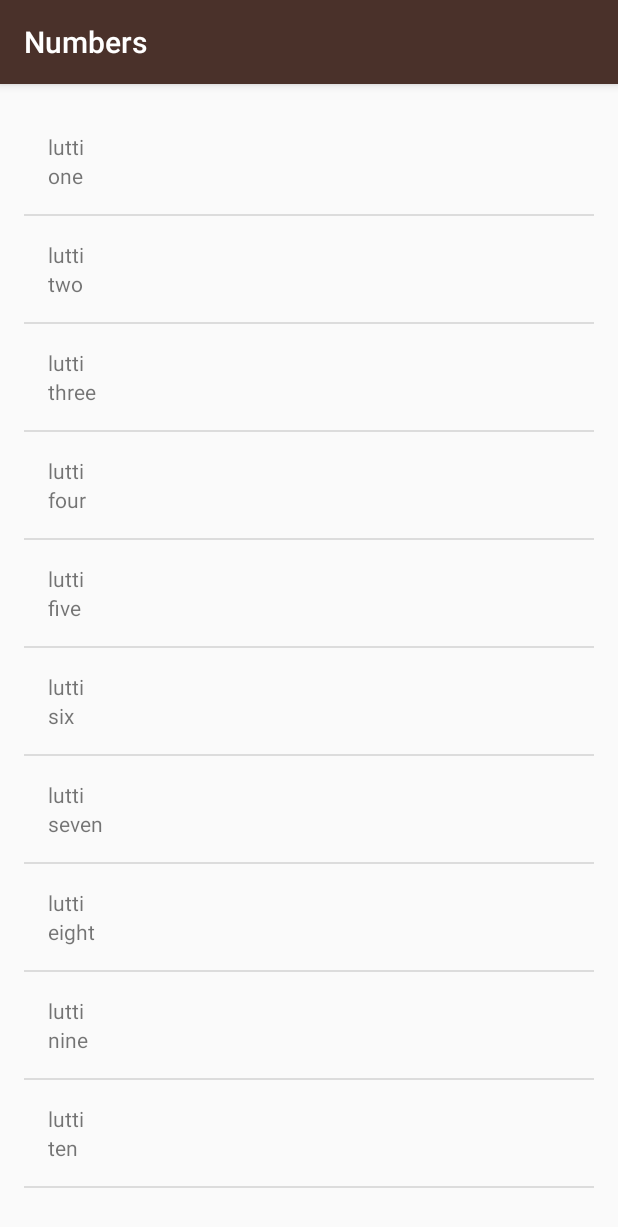
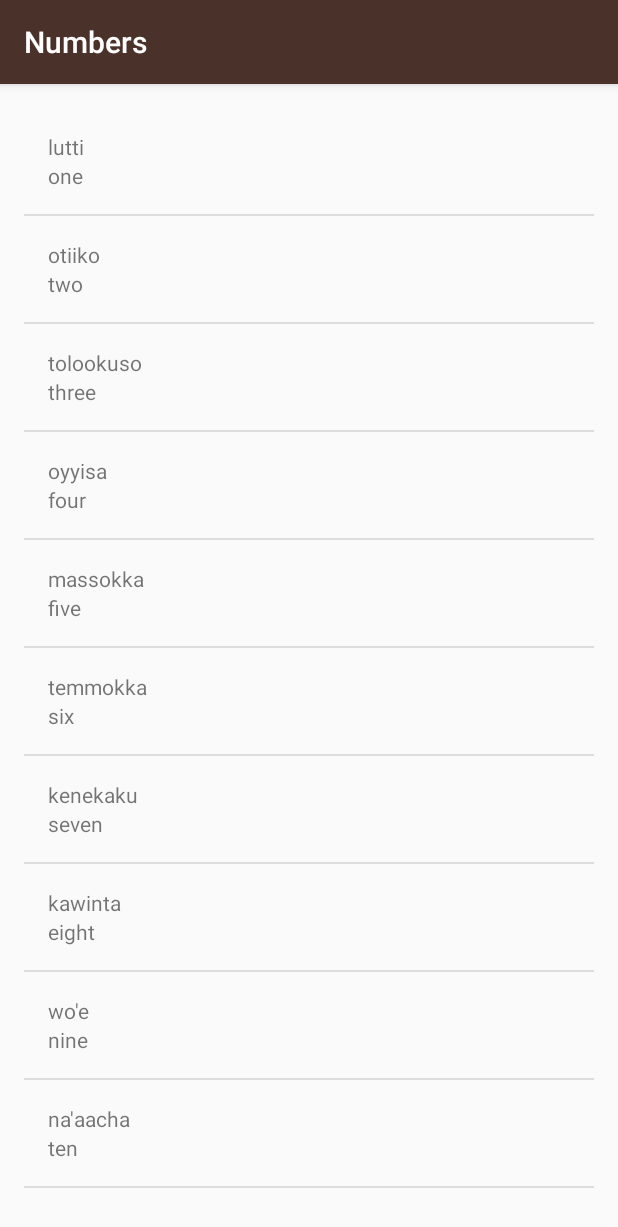
Before and after one commit to khawajafarooq/Miwok, an Android app: the NumbersActivity screen opened directly, with no data from a screen before it, on a phone screen of 412 x 824 dp. Shown: the top 1227 px of the screen. Run offline under Robolectric (Android 15) with nearby library versions, the phone set to English and light mode, and no system bars.

Commit message:
adding miwok translation for numbers

```diff
--- a/app/src/main/java/com/xmen/miwok/NumbersActivity.java
+++ b/app/src/main/java/com/xmen/miwok/NumbersActivity.java
@@ -22,15 +22,15 @@ public class NumbersActivity extends AppCompatActivity {
 
 
         words.add(new Word("one", "lutti"));
-        words.add(new Word("two", "lutti"));
-        words.add(new Word("three", "lutti"));
-        words.add(new Word("four", "lutti"));
-        words.add(new Word("five", "lutti"));
-        words.add(new Word("six", "lutti"));
-        words.add(new Word("seven", "lutti"));
-        words.add(new Word("eight", "lutti"));
-        words.add(new Word("nine", "lutti"));
-        words.add(new Word("ten", "lutti"));
+        words.add(new Word("two", "otiiko"));
+        words.add(new Word("three", "tolookuso"));
+        words.add(new Word("four", "oyyisa"));
+        words.add(new Word("five", "massokka"));
+        words.add(new Word("six", "temmokka"));
+        words.add(new Word("seven", "kenekaku"));
+        words.add(new Word("eight", "kawinta"));
+        words.add(new Word("nine", "wo'e"));
+        words.add(new Word("ten", "na'aacha"));
 
         WordAdapter adapter = new WordAdapter(this, words);
 
```
